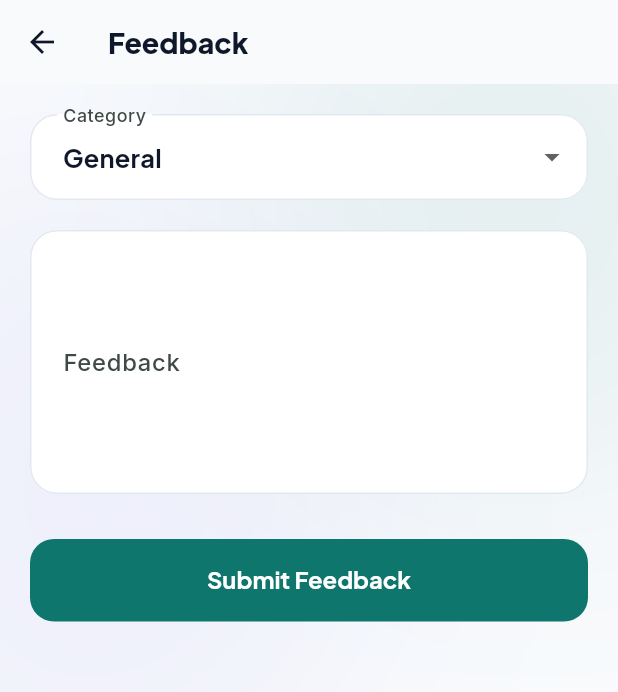
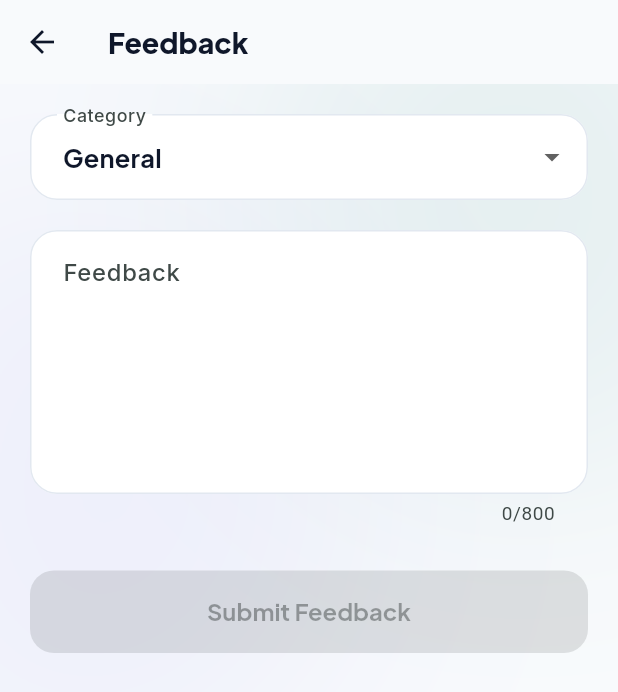
Before and after one commit to FlutterExcelerate/Excelerate-Internship-Support-App, a Flutter app: the FeedbackScreen screen opened directly, on a phone screen of 412 x 824 dp. Shown: the top 692 px of the screen. Run offline on Flutter 3.47's test engine with Material 3 defaults, Android fonts, the phone set to English and light mode, and no system bars; our stand-ins replace cloud_firestore, firebase_auth, firebase_core, flutter_dotenv, flutter_markdown, google_fonts and 3 more; accounts and stored records are empty.

Commit message:
improve app ui

```diff
--- a/flutter_excelerate_frontend/lib/student/screens/feedback_screen.dart
+++ b/flutter_excelerate_frontend/lib/student/screens/feedback_screen.dart
@@ -19,7 +19,10 @@ class _FeedbackScreenState extends State<FeedbackScreen> {
   final _messageController = TextEditingController();
   bool _isLoading = false;
   String _category = "General";
-
+  static const int _minFeedbackLength = 10;
+  static const int _maxFeedbackLength = 800;
+  bool get isValid =>
+      _messageController.text.trim().length >= _minFeedbackLength;
   final List<String> _categories = [
     "General",
     "Course",
@@ -35,6 +38,15 @@ class _FeedbackScreenState extends State<FeedbackScreen> {
     _titleController.dispose();
     _messageController.dispose();
     super.dispose();
+  }
+
+  @override
+  void initState() {
+    super.initState();
+
+    _messageController.addListener(() {
+      setState(() {});
+    });
   }
 
   @override
@@ -108,7 +120,12 @@ class _FeedbackScreenState extends State<FeedbackScreen> {
       body: SafeArea(
         child: GradientBlobBackground(
           child: SingleChildScrollView(
-            padding: const EdgeInsets.all(20),
+            padding: EdgeInsets.fromLTRB(
+              20,
+              20,
+              20,
+              MediaQuery.of(context).viewInsets.bottom + 20,
+            ),
 
             child: Form(
               key: _formKey,
@@ -142,26 +159,42 @@ class _FeedbackScreenState extends State<FeedbackScreen> {
                   TextFormField(
                     controller: _messageController,
                     maxLines: 6,
+                    maxLength: _maxFeedbackLength,
                     decoration: const InputDecoration(
                       labelText: "Feedback",
+                      hintText: "Tell us about your experience...",
                       border: OutlineInputBorder(),
+                      alignLabelWithHint: true,
                     ),
                     validator: (value) {
                       if (value == null || value.trim().isEmpty) {
-                        return "Enter your feedback";
+                        return "Please enter your feedback.";
+                      }
+                      final text = value.trim();
+                      if (text.length < _minFeedbackLength) {
+                        return "Feedback must be at least $_minFeedbackLength characters.";
+                      }
+                      if (text.length > _maxFeedbackLength) {
+                        return "Feedback cannot exceed $_maxFeedbackLength characters.";
                       }
                       return null;
                     },
                   ),
                   const SizedBox(height: 30),
-                  SizedBox(
+
+                  SafeArea(
+                    top: false,
+                    child: SizedBox(
                       width: double.infinity,
                       height: 55,
                       child: FilledButton(
-                      onPressed: _isLoading ? null : submitFeedback,
+                        onPressed: (_isLoading || !isValid)
+                            ? null
+                            : submitFeedback,
                         child: _isLoading
                             ? const CircularProgressIndicator()
                             : const Text("Submit Feedback"),
+                      ),
                     ),
                   ),
                 ],
```
Also changed, not shown: flutter_excelerate_frontend/lib/admin/screens/admin_dashboard_screen.dart (+31 -0 lines), flutter_excelerate_frontend/lib/admin/tabs/admin_content_tab.dart (+11 -0 lines), flutter_excelerate_frontend/lib/admin/widgets/admin_widgets.dart (+22 -0 lines), flutter_excelerate_frontend/lib/admin/widgets/feedback_card.dart (+56 -29 lines), flutter_excelerate_frontend/lib/student/screens/program_details_screen.dart (+8 -1 lines). Lines whose indentation alone changed are shown as unchanged.
